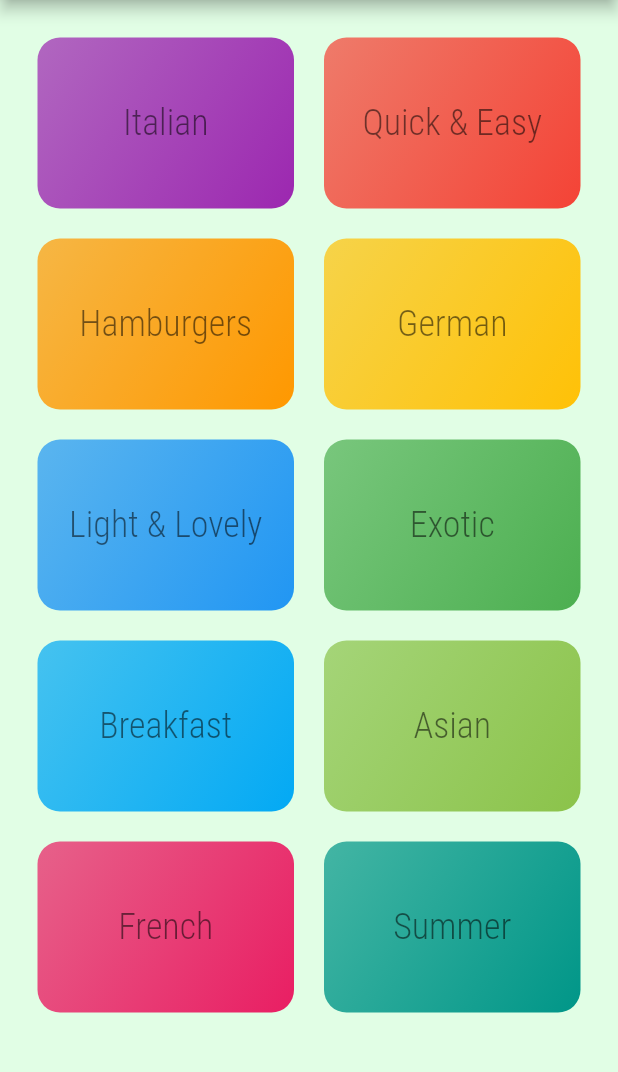
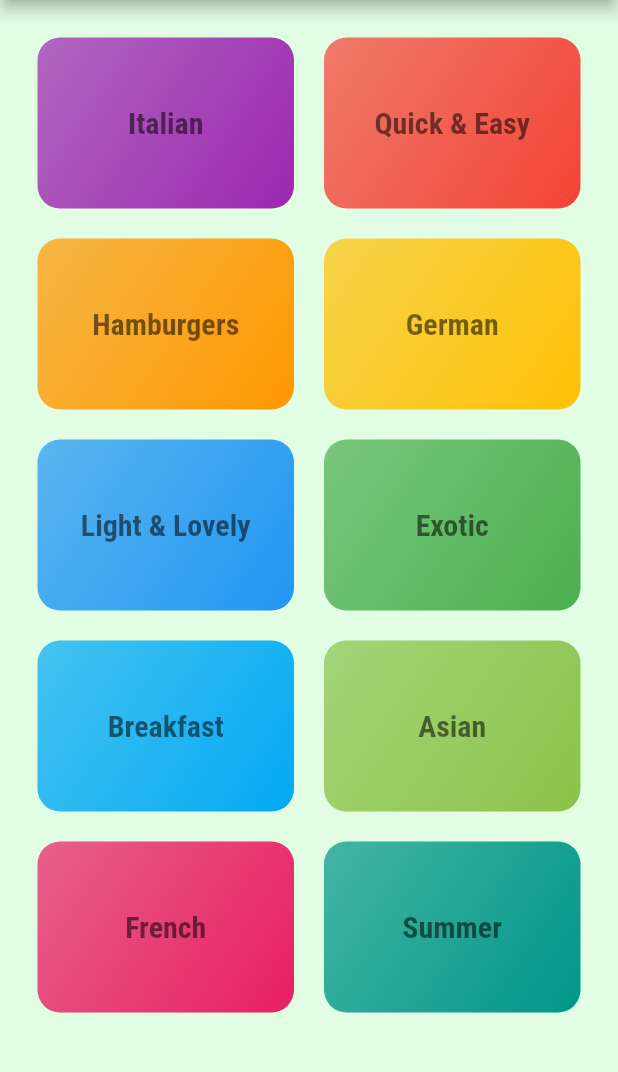
Before and after one commit to ashwanisng/Meal-App, a Flutter app: the screen it shows after launch, on a phone screen of 412 x 824 dp, the part 84-1156 px from its top. Run offline on Flutter 3.47's test engine with Material 2 defaults, Android fonts, the phone set to English and light mode, and no system bars; missing offline and left inert: dart:js.

```diff
--- a/lib/main.dart
+++ b/lib/main.dart
@@ -23,7 +23,10 @@ class MyApp extends StatelessWidget {
               bodyText2: TextStyle(
                 color: Color.fromRGBO(20, 51, 51, 1),
               ),
-              headline1: TextStyle(fontSize: 24, fontFamily: 'RobotoCondensed'),
+              headline1: TextStyle(
+                  fontSize: 20,
+                  fontWeight: FontWeight.bold,
+                  fontFamily: 'RobotoCondensed'),
             ),
       ),
       home: CategoriesScreen(),
--- a/lib/model/category_item.dart
+++ b/lib/model/category_item.dart
@@ -1,13 +1,31 @@
+import 'dart:js';
+
 import 'package:flutter/material.dart';
+import 'package:meal_app/screen/category_meal_screen.dart';
 
 class CategoryItem extends StatelessWidget {
   final String title;
   final Color color;
 
   CategoryItem({required this.title, required this.color});
+
+  void selectCategory(BuildContext context) {
+    Navigator.of(context).push(
+      MaterialPageRoute(
+        builder: (_) {
+          return CategoryMealScreen();
+        },
+      ),
+    );
+  }
+
   @override
   Widget build(BuildContext context) {
-    return Container(
+    return InkWell(
+      onTap: () => selectCategory(context),
+      splashColor: Theme.of(context).primaryColor,
+      borderRadius: BorderRadius.circular(15.0),
+      child: Container(
         padding: EdgeInsets.all(15),
         child: Center(
             child: Text(
@@ -25,6 +43,7 @@ class CategoryItem extends StatelessWidget {
             end: Alignment.bottomRight,
           ),
         ),
+      ),
     );
   }
 }
```
Also changed, not shown: lib/screen/category_meal_screen.dart (added, +15 -0 lines). Lines whose indentation alone changed are shown as unchanged.
